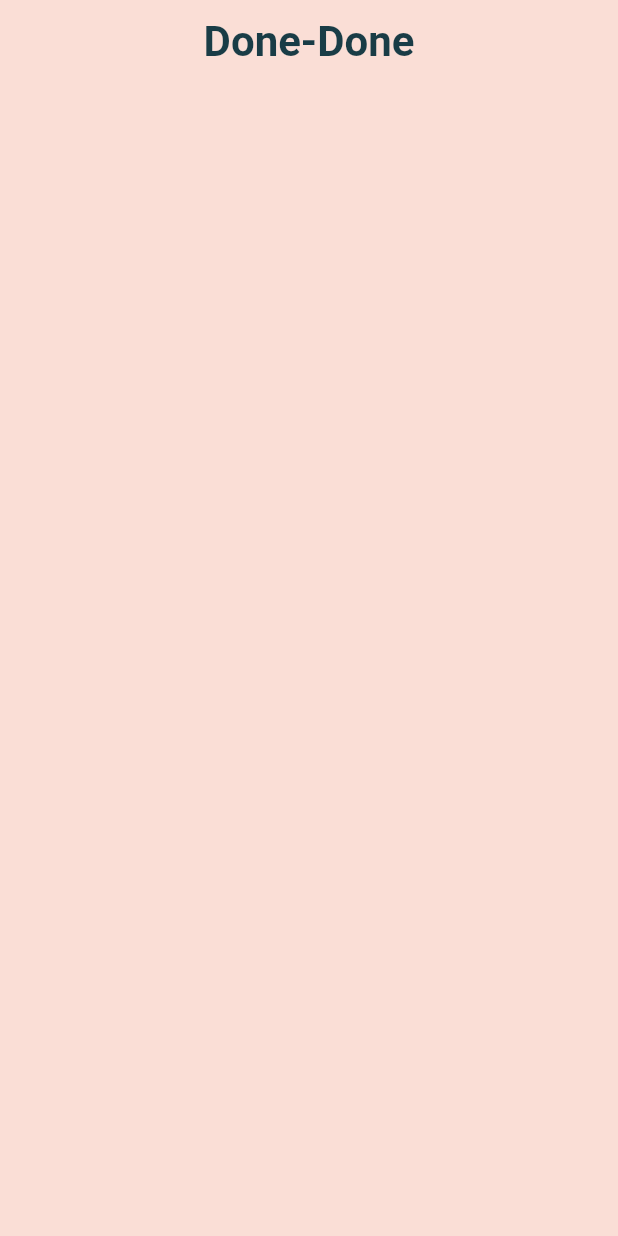
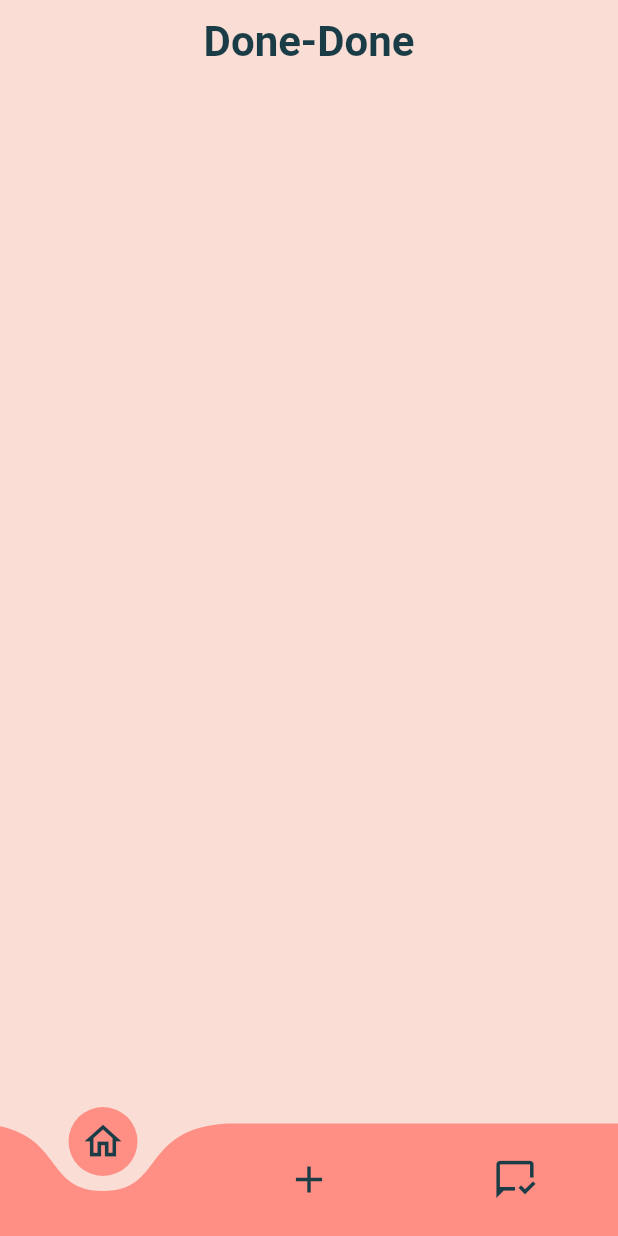
Before and after one commit to AdibaNoor/Done-Done, a Flutter app: the screen it shows after launch, on a phone screen of 412 x 824 dp. Run offline on Flutter 3.47's test engine with Material 2 defaults, Android fonts, the phone set to English and light mode, and no system bars; drawn by our look-alikes of curved_navigation_bar.

```diff
--- a/done_done/lib/Home_Page.dart
+++ b/done_done/lib/Home_Page.dart
@@ -1,3 +1,5 @@
+import 'package:curved_navigation_bar/curved_navigation_bar.dart';
+import 'package:done_done/add_widget.dart';
 import 'package:flutter/material.dart';
 
 class Home extends StatefulWidget {
@@ -8,10 +10,12 @@ class Home extends StatefulWidget {
 }
 
 class _HomeState extends State<Home> {
+  int _selectedIndex = 0;
   @override
   Widget build(BuildContext context) {
     final tabs =[
       Container(),
+      add_widget(),
       Container(),
     ];
     return Scaffold(
@@ -23,6 +27,23 @@ class _HomeState extends State<Home> {
         title: Text('Done-Done', style: TextStyle(fontWeight: FontWeight.w600, color: Color(
             0xff193c46), fontSize: 28),),
       ),
+      bottomNavigationBar: CurvedNavigationBar(
+        backgroundColor:Color(0xfffaded6),
+        color: Color(0xffff8f84),
+        animationDuration: Duration(milliseconds: 300),
+        items: [
+          Icon(Icons.home_outlined, size: 30,color: Color(0xff193c46),),
+          Icon(Icons.add, size: 30,color: Color(0xff193c46),),
+          Icon(Icons.mark_chat_read_outlined, size: 30,color: Color(0xff193c46),),
+        ],
+
+        onTap: (index){
+          setState(() {
+            _selectedIndex = index;
+          });
+        },
+      ),
+      body: tabs[_selectedIndex],
     );
   }
 }
```
Also changed, not shown: done_done/lib/add_form_widget.dart (added, +18 -0 lines), done_done/lib/add_widget.dart (added, +34 -0 lines).
